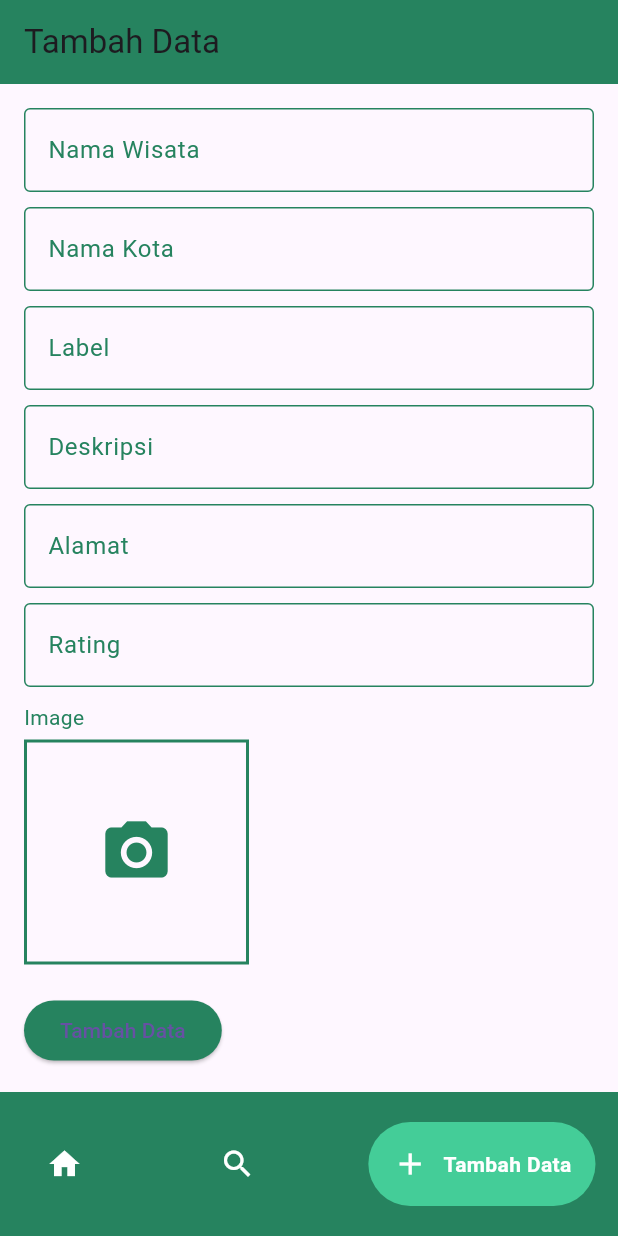
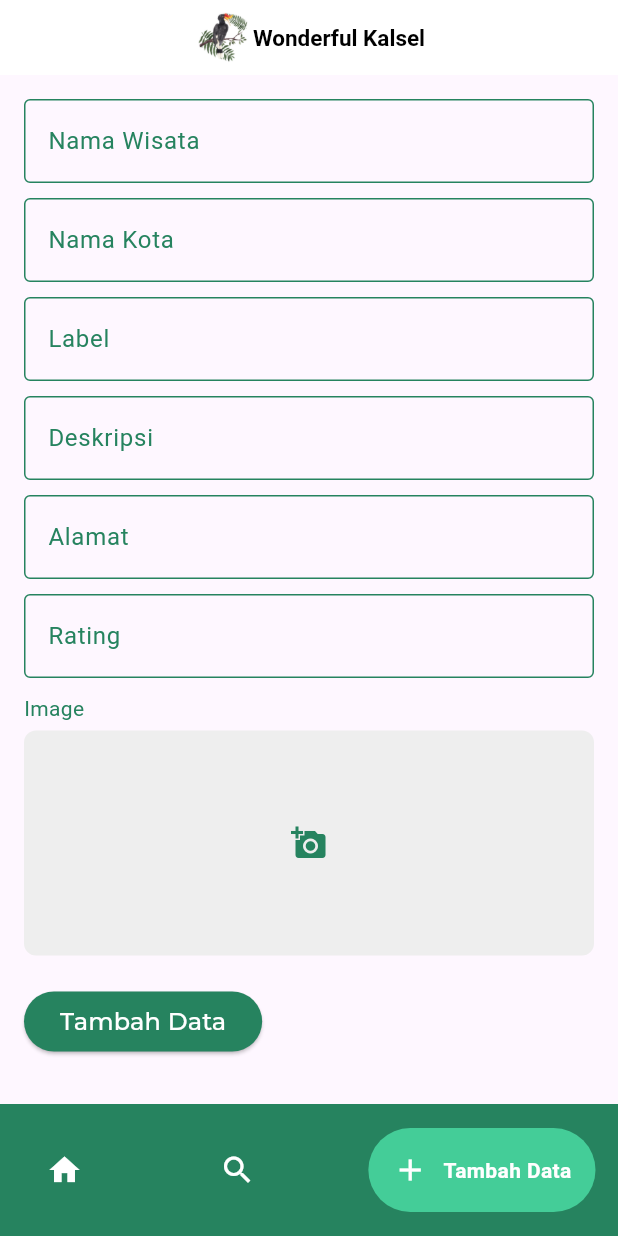
Before and after one commit to naufalazryan/wonderful_kalsel_app, a Flutter app: the screen it shows after launch, item 3 of the bottom bar chosen, on a phone screen of 412 x 824 dp. Run offline on Flutter 3.47's test engine with Material 2 defaults, Android fonts, the phone set to English and light mode, and no system bars; drawn by our look-alikes of google_nav_bar; our stand-ins replace cached_network_image, google_fonts, image_picker; network calls fail.

Commit message:
Finishing Project

```diff
--- a/lib/data/data.dart
+++ b/lib/data/data.dart
@@ -29,5 +29,15 @@ List<CountryModel> getCountries() {
         rating: 4.8,
         imgUrl:
             "https://1.bp.blogspot.com/-6OzQ8s6lYu4/W7WVg8XO3MI/AAAAAAAAAWM/5w0A0OZaTzUEWso3MRnE0-e1SuRJpSQfwCK4BGAYYCw/w1200-h630-p-k-no-nu/Slider-3-Masjid_Sabilal_Muhtadin-BanjarmasinTourism.jpg"),
+    CountryModel(
+        namaWisata: "Pantai Takisung",
+        namaKota: "Pelaihari",
+        label: "Populer",
+        deskripsi: "obyek wisata pantai yang mempesona",
+        alamat: "Desa Takisung, Kecamatan Takisung, Kabupaten Tanah Laut, Provinsi Kalimantan Selatan.",
+        rating: 4.8,
+        imgUrl:
+            "https://www.celebes.co/borneo/wp-content/uploads/2022/08/Pantai-Takisung.jpg"
+            ),
   ];
 }
--- a/lib/main.dart
+++ b/lib/main.dart
@@ -1,15 +1,22 @@
 import 'package:flutter/material.dart';
+import 'package:google_fonts/google_fonts.dart';
 import 'package:wonderful_kalsel/views/home.dart';
 import 'package:wonderful_kalsel/views/pencarian.dart';
+import 'package:wonderful_kalsel/views/splash_screen.dart';
 import 'package:wonderful_kalsel/views/tambah.dart';
+import 'package:wonderful_kalsel/model/country_model.dart';
 import 'package:google_nav_bar/google_nav_bar.dart';
+import 'package:wonderful_kalsel/data/data.dart';
+import 'package:animations/animations.dart';
 
 void main() {
-  runApp(const MyApp());
+  runApp(MyApp());
 }
 
 class MyApp extends StatelessWidget {
-  const MyApp({super.key});
+  final List<CountryModel> country = getCountries();
+
+  MyApp({Key? key}) : super(key: key);
 
   @override
   Widget build(BuildContext context) {
@@ -21,18 +28,15 @@ class MyApp extends StatelessWidget {
         visualDensity: VisualDensity.adaptivePlatformDensity,
         useMaterial3: true,
       ),
-      initialRoute: '/',
-      routes: {
-        '/': (context) => const MainScreen(),
-        '/pencarian': (context) => const Pencarian(),
-        '/tambah': (context) => const Tambah(),
-      },
+      home: const SplashScreen(),
     );
   }
 }
 
 class MainScreen extends StatefulWidget {
-  const MainScreen({Key? key}) : super(key: key);
+  final List<CountryModel> country;
+
+  const MainScreen({Key? key, required this.country}) : super(key: key);
 
   @override
   // ignore: library_private_types_in_public_api
@@ -41,34 +45,79 @@ class MainScreen extends StatefulWidget {
 
 class _MainScreenState extends State<MainScreen> {
   int _selectedIndex = 0;
-  late PageController _pageController;
-
-  @override
-  void initState() {
-    super.initState();
-    _pageController = PageController(initialPage: _selectedIndex);
-  }
 
   @override
   Widget build(BuildContext context) {
     return Scaffold(
+      appBar: _buildAppBar(),
       body: _buildBody(),
       bottomNavigationBar: _buildBottomNavBar(),
     );
   }
 
+  AppBar _buildAppBar() {
+    return AppBar(
+      toolbarHeight: 50,
+      backgroundColor: const Color.fromARGB(255, 255, 255, 255),
+      centerTitle: true,
+      title: Row(
+        mainAxisAlignment: MainAxisAlignment.center,
+        children: [
+          Padding(
+            padding: const EdgeInsets.symmetric(vertical: 8.0),
+            child: Hero(
+              tag: 'logo',
+              child: Image.asset(
+                'assets/logo.png',
+                height: 40,
+                width: 40,
+              ),
+            ),
+          ),
+          // Tambahkan teks di sebelah kanan logo
+          Text(
+            'Wonderful Kalsel',
+            style: GoogleFonts.bonaNova(
+              fontSize: 15,
+              fontWeight: FontWeight.bold,
+              color: Colors.black,
+            ),
+          ),
+          // Tambahkan widget lain di sebelah kanan jika diperlukan
+        ],
+      ),
+    );
+  }
+
   Widget _buildBody() {
-    return PageView(
-      controller: _pageController,
-      physics: const NeverScrollableScrollPhysics(), // Disable swipe navigation
-      children: const [
-        Home(),
-        Pencarian(),
-        Tambah(),
-      ],
-      onPageChanged: (index) {
+    return PageTransitionSwitcher(
+      duration: const Duration(milliseconds: 500),
+      transitionBuilder: (
+        Widget child,
+        Animation<double> animation,
+        Animation<double> secondaryAnimation,
+      ) {
+        return SharedAxisTransition(
+          animation: animation,
+          secondaryAnimation: secondaryAnimation,
+          transitionType: SharedAxisTransitionType.vertical,
+          fillColor: Colors.transparent,
+          child: child,
+        );
+      },
+      child: _selectedIndex == 0
+          ? Home(country: widget.country)
+          : (_selectedIndex == 1 ? const Pencarian() : _buildTambahScreen()),
+    );
+  }
+
+  Widget _buildTambahScreen() {
+    // Gantilah dengan widget yang seharusnya ditampilkan pada index 2
+    return Tambah(
+      country: widget.country,
+      onUpdateCountryList: () {
         setState(() {
-          _selectedIndex = index;
+          // Tambahkan logika pembaruan layar tambahan di sini jika diperlukan
         });
       },
     );
@@ -78,7 +127,7 @@ class _MainScreenState extends State<MainScreen> {
     return Container(
       color: const Color.fromARGB(255, 38, 131, 95),
       child: Padding(
-        padding: const EdgeInsets.symmetric(horizontal: 15.0, vertical: 20),
+        padding: const EdgeInsets.symmetric(horizontal: 15.0, vertical: 16),
         child: GNav(
           backgroundColor: const Color.fromARGB(255, 38, 131, 95),
           color: Colors.white,
@@ -93,7 +142,7 @@ class _MainScreenState extends State<MainScreen> {
             ),
             GButton(
               icon: Icons.search,
-              text: 'Pencaharian',
+              text: 'Pencarian',
             ),
             GButton(
               icon: Icons.add,
@@ -102,11 +151,9 @@ class _MainScreenState extends State<MainScreen> {
           ],
           selectedIndex: _selectedIndex,
           onTabChange: (index) {
-            _pageController.animateToPage(
-              index,
-              duration: const Duration(milliseconds: 500),
-              curve: Curves.easeInOut,
-            );
+            setState(() {
+              _selectedIndex = index;
+            });
           },
         ),
       ),
--- a/lib/views/tambah.dart
+++ b/lib/views/tambah.dart
@@ -1,14 +1,21 @@
-// ignore_for_file: library_private_types_in_public_api
+import 'dart:io';
 
-import 'dart:io';
 import 'package:flutter/material.dart';
+import 'package:flutter/foundation.dart';
 import 'package:image_picker/image_picker.dart';
+import 'package:google_fonts/google_fonts.dart';
 import 'package:wonderful_kalsel/model/country_model.dart';
 
 class Tambah extends StatefulWidget {
-  const Tambah({Key? key}) : super(key: key);
+  final List<CountryModel> country;
+  final Function() onUpdateCountryList;
+
+  const Tambah(
+      {Key? key, required this.country, required this.onUpdateCountryList})
+      : super(key: key);
 
   @override
+  // ignore: library_private_types_in_public_api
   _TambahState createState() => _TambahState();
 }
 
@@ -20,16 +27,12 @@ class _TambahState extends State<Tambah> {
   final TextEditingController alamatController = TextEditingController();
   final TextEditingController ratingController = TextEditingController();
 
-  List<CountryModel> countries = [];
   File? _image;
 
   @override
   Widget build(BuildContext context) {
     return Scaffold(
-      appBar: AppBar(
-        title: const Text('Tambah Data'),
-        backgroundColor: const Color.fromARGB(255, 38, 131, 95),
-      ),
+      appBar: null,
       body: SingleChildScrollView(
         padding: const EdgeInsets.all(16.0),
         child: Column(
@@ -48,17 +51,27 @@ class _TambahState extends State<Tambah> {
             _buildTextField(
               'Rating',
               ratingController,
-              keyboardType: const TextInputType.numberWithOptions(decimal: true),
+              keyboardType:
+                  const TextInputType.numberWithOptions(decimal: true),
             ),
             const SizedBox(height: 10),
             _buildImageUpload(),
             const SizedBox(height: 20),
             ElevatedButton(
-              onPressed: _addCountry,
+              onPressed: () {
+                _addCountry();
+                widget.onUpdateCountryList();
+              },
               style: ElevatedButton.styleFrom(
-                primary: const Color.fromARGB(255, 38, 131, 95),
+                backgroundColor: const Color.fromARGB(255, 38, 131, 95),
               ),
-              child: const Text('Tambah Data'),
+              child: Text(
+                'Tambah Data',
+                style: GoogleFonts.montserrat(
+                  color: Colors.white,
+                  fontSize: 16,
+                ),
+              ),
             ),
           ],
         ),
@@ -66,17 +79,20 @@ class _TambahState extends State<Tambah> {
     );
   }
 
-  Widget _buildTextField(String labelText, TextEditingController controller, {TextInputType? keyboardType}) {
+  Widget _buildTextField(String labelText, TextEditingController controller,
+      {TextInputType? keyboardType}) {
     return TextField(
       controller: controller,
       decoration: InputDecoration(
         labelText: labelText,
         labelStyle: const TextStyle(color: Color.fromARGB(255, 38, 131, 95)),
         focusedBorder: const OutlineInputBorder(
-          borderSide: BorderSide(color: Color.fromARGB(255, 38, 131, 95), width: 2.0),
+          borderSide:
+              BorderSide(color: Color.fromARGB(255, 38, 131, 95), width: 2.0),
         ),
         enabledBorder: const OutlineInputBorder(
-          borderSide: BorderSide(color: Color.fromARGB(255, 38, 131, 95), width: 1.0),
+          borderSide:
+              BorderSide(color: Color.fromARGB(255, 38, 131, 95), width: 1.0),
         ),
       ),
       keyboardType: keyboardType,
@@ -95,18 +111,23 @@ class _TambahState extends State<Tambah> {
         GestureDetector(
           onTap: _pickImage,
           child: Container(
-            width: 150,
+            width: double.infinity,
             height: 150,
             decoration: BoxDecoration(
-              border: Border.all(color: Color.fromARGB(255, 38, 131, 95), width: 2.0),
+              color: Colors.grey[200],
+              borderRadius: BorderRadius.circular(8),
             ),
             child: _image == null
-                ? Icon(
-                    Icons.camera_alt,
+                ? const Icon(
+                    Icons.add_a_photo,
                     color: Color.fromARGB(255, 38, 131, 95),
-                    size: 50,
                   )
-                : Image.file(_image!),
+                : Image.memory(
+                    _image!.readAsBytesSync(),
+                    width: double.infinity,
+                    height: 150,
+                    fit: BoxFit.cover,
+                  ),
           ),
         ),
       ],
@@ -114,37 +135,96 @@ class _TambahState extends State<Tambah> {
   }
 
   Future<void> _pickImage() async {
-    final ImagePicker _picker = ImagePicker();
-    final XFile? pickedFile = await _picker.pickImage(source: ImageSource.gallery);
+    final ImagePicker picker = ImagePicker();
+    final XFile? pickedFile =
+        await picker.pickImage(source: ImageSource.gallery);
 
+    setState(() {
       if (pickedFile != null) {
-      setState(() {
         _image = File(pickedFile.path);
+      } else {
+        if (kDebugMode) {
+          print('No image selected.');
+        }
+      }
     });
-    }
   }
 
   void _addCountry() {
+    try {
+      if (_areFieldsValid()) {
         CountryModel newCountry = CountryModel(
           namaWisata: namaWisataController.text,
           namaKota: namaKotaController.text,
           label: labelController.text,
           deskripsi: deskripsiController.text,
           alamat: alamatController.text,
-      rating: double.tryParse(ratingController.text) ?? 0.0,
-      imgUrl: _image?.path ?? '',
+          rating: double.parse(ratingController.text),
+          imgUrl: 'url_placeholder',
         );
 
-    setState(() {
-      countries.add(newCountry);
-    });
+        widget.country.add(newCountry);
+        widget.onUpdateCountryList();
 
         _clearTextControllers();
         setState(() {
           _image = null;
         });
 
-    Navigator.pop(context);
+        showDialog(
+          context: context,
+          builder: (BuildContext context) {
+            return AlertDialog(
+              title: const Text('Success'),
+              content: const Text('Data berhasil ditambahkan.'),
+              actions: <Widget>[
+                TextButton(
+                  onPressed: () {
+                    Navigator.of(context).pop();
+                  },
+                  child: const Text('OK'),
+                ),
+              ],
+            );
+          },
+        );
+      }
+    } catch (e) {
+      if (kDebugMode) {
+        print('Error adding country: $e');
+      }
+    }
+  }
+
+  bool _areFieldsValid() {
+    if (namaWisataController.text.isEmpty ||
+        namaKotaController.text.isEmpty ||
+        labelController.text.isEmpty ||
+        deskripsiController.text.isEmpty ||
+        alamatController.text.isEmpty ||
+        ratingController.text.isEmpty ||
+        _image == null) {
+      showDialog(
+        context: context,
+        builder: (BuildContext context) {
+          return AlertDialog(
+            title: const Text('Error'),
+            content:
+                const Text('Semua field harus diisi dan gambar harus dipilih.'),
+            actions: <Widget>[
+              TextButton(
+                onPressed: () {
+                  Navigator.of(context).pop();
+                },
+                child: const Text('OK'),
+              ),
+            ],
+          );
+        },
+      );
+      return false;
+    }
+    return true;
   }
 
   void _clearTextControllers() {
--- a/pubspec.yaml
+++ b/pubspec.yaml
@@ -34,7 +34,10 @@ dependencies:
   google_fonts: ^6.1.0
   cached_network_image: ^3.3.0
   google_nav_bar: ^5.0.6
-  image_picker: ^0.10.10
+  image_picker: ^0.8.9
+  path_provider: ^2.0.14
+  page_transition: ^2.0.3
+  animations: ^2.0.8
 
 dev_dependencies:
   flutter_test:
```
Also changed, not shown: lib/views/home.dart (+49 -20 lines), lib/views/pencarian.dart (+0 -16 lines), lib/views/splash_screen.dart (added, +57 -0 lines), pubspec.lock, 1 other file. Lines whose indentation alone changed are shown as unchanged.
